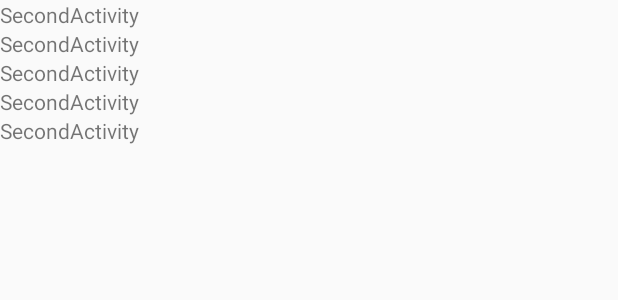
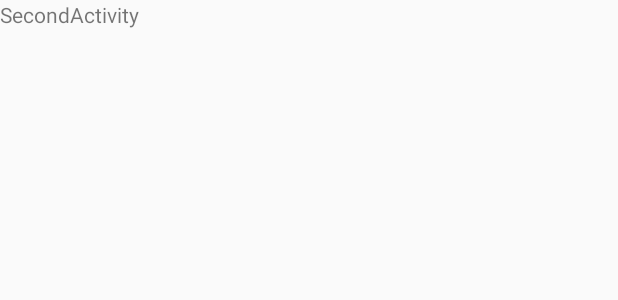
Before and after one commit to nep8810/CalcApp, an Android app: the layout activity_second.xml on its own in the app's theme, with its tools: preview values and no code run, on a phone screen of 412 x 824 dp. Shown: the top 300 px of the screen. Run offline under Robolectric (Android 15) with nearby library versions, the phone set to English and light mode, and no system bars.

Commit message:
四則計算アプリ[途中経過③]

```diff
--- a/app/src/main/res/layout/activity_second.xml
+++ b/app/src/main/res/layout/activity_second.xml
@@ -12,28 +12,4 @@
         android:text="SecondActivity"
         android:id="@+id/textView"/>
 
-    <TextView
-        android:layout_width="wrap_content"
-        android:layout_height="wrap_content"
-        android:text="SecondActivity"
-        android:id="@+id/textView1" />
-
-    <TextView
-        android:layout_width="wrap_content"
-        android:layout_height="wrap_content"
-        android:text="SecondActivity"
-        android:id="@+id/textView2"/>
-
-    <TextView
-        android:layout_width="wrap_content"
-        android:layout_height="wrap_content"
-        android:text="SecondActivity"
-        android:id="@+id/textView3"/>
-
-    <TextView
-        android:layout_width="wrap_content"
-        android:layout_height="wrap_content"
-        android:text="SecondActivity"
-        android:id="@+id/textView4"/>
-
 </LinearLayout>
```
Also changed, not shown: app/src/main/java/com/example/calcapp/MainActivity.kt (+10 -8 lines), app/src/main/java/com/example/calcapp/SecondActivity.kt (+2 -6 lines).
